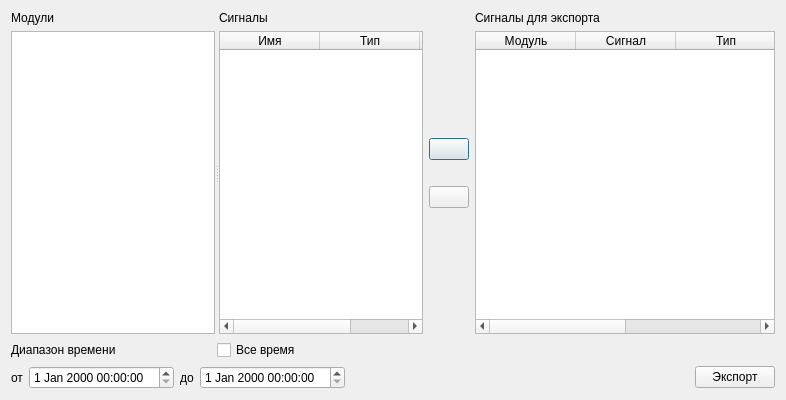
Tyill/SVisual, file src/SVExportPanel/forms/exportPanel.ui: the form before one commit.
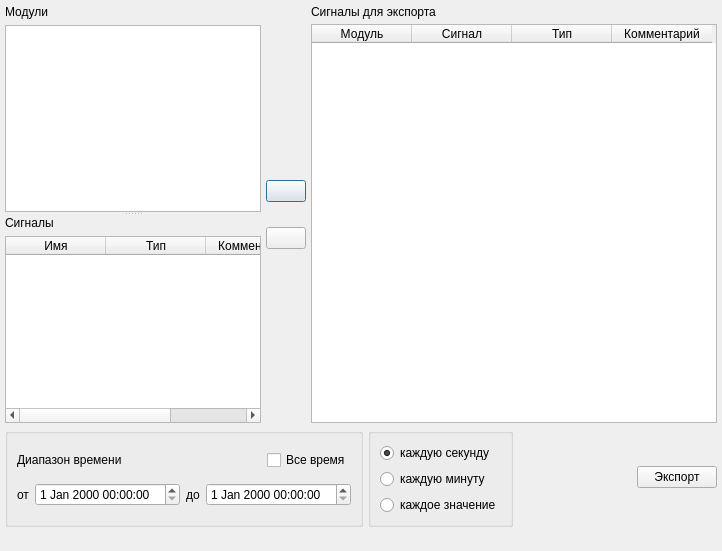
The form after the commit. Icons and pictures are not drawn.

Commit message: -debug export panel

Patch:
```diff
--- a/src/SVExportPanel/forms/exportPanel.ui
+++ b/src/SVExportPanel/forms/exportPanel.ui
@@ -6,8 +6,8 @@
    <rect>
     <x>0</x>
     <y>0</y>
-    <width>786</width>
-    <height>400</height>
+    <width>722</width>
+    <height>551</height>
    </rect>
   </property>
   <property name="maximumSize">
@@ -20,12 +20,27 @@
    <string>Экспорт данных</string>
   </property>
   <layout class="QVBoxLayout" name="verticalLayout_5">
+   <property name="spacing">
+    <number>5</number>
+   </property>
+   <property name="leftMargin">
+    <number>5</number>
+   </property>
+   <property name="topMargin">
+    <number>5</number>
+   </property>
+   <property name="rightMargin">
+    <number>5</number>
+   </property>
+   <property name="bottomMargin">
+    <number>5</number>
+   </property>
    <item>
     <layout class="QHBoxLayout" name="horizontalLayout_3">
      <item>
       <widget class="QSplitter" name="splitter">
        <property name="orientation">
-        <enum>Qt::Horizontal</enum>
+        <enum>Qt::Vertical</enum>
        </property>
        <widget class="QWidget" name="layoutWidget">
         <layout class="QVBoxLayout" name="verticalLayout">
@@ -41,7 +56,7 @@
          </item>
         </layout>
        </widget>
-       <widget class="QWidget" name="layoutWidget">
+       <widget class="QWidget" name="">
         <layout class="QVBoxLayout" name="verticalLayout_2">
          <item>
           <widget class="QLabel" name="label_2">
@@ -203,20 +218,35 @@
     </layout>
    </item>
    <item>
+    <layout class="QHBoxLayout" name="horizontalLayout_4">
+     <item>
+      <widget class="QGroupBox" name="groupBox_2">
+       <property name="title">
+        <string/>
+       </property>
+       <layout class="QVBoxLayout" name="verticalLayout_8">
+        <item>
     <layout class="QHBoxLayout" name="horizontalLayout_2">
      <item>
       <widget class="QLabel" name="label_6">
-       <property name="minimumSize">
-        <size>
-         <width>200</width>
-         <height>0</height>
-        </size>
-       </property>
        <property name="text">
         <string>Диапазон времени</string>
        </property>
       </widget>
      </item>
+          <item>
+           <spacer name="horizontalSpacer_2">
+            <property name="orientation">
+             <enum>Qt::Horizontal</enum>
+            </property>
+            <property name="sizeHint" stdset="0">
+             <size>
+              <width>40</width>
+              <height>20</height>
+             </size>
+            </property>
+           </spacer>
+          </item>
      <item>
       <widget class="QCheckBox" name="chbAllTime">
        <property name="text">
@@ -224,19 +254,6 @@
        </property>
       </widget>
      </item>
-     <item>
-      <spacer name="horizontalSpacer_2">
-       <property name="orientation">
-        <enum>Qt::Horizontal</enum>
-       </property>
-       <property name="sizeHint" stdset="0">
-        <size>
-         <width>40</width>
-         <height>20</height>
-        </size>
-       </property>
-      </spacer>
-     </item>
     </layout>
    </item>
    <item>
@@ -261,8 +278,46 @@
      <item>
       <widget class="QDateTimeEdit" name="dTimeEnd"/>
      </item>
+         </layout>
+        </item>
+       </layout>
+      </widget>
+     </item>
      <item>
-      <spacer name="horizontalSpacer_3">
+      <widget class="QGroupBox" name="groupBox">
+       <property name="title">
+        <string/>
+       </property>
+       <layout class="QVBoxLayout" name="verticalLayout_6">
+        <item>
+         <widget class="QRadioButton" name="rbtnEverySec">
+          <property name="text">
+           <string>каждую секунду</string>
+          </property>
+          <property name="checked">
+           <bool>true</bool>
+          </property>
+         </widget>
+        </item>
+        <item>
+         <widget class="QRadioButton" name="rbtnEveryMin">
+          <property name="text">
+           <string>каждую минуту</string>
+          </property>
+         </widget>
+        </item>
+        <item>
+         <widget class="QRadioButton" name="rbtnEveryVal">
+          <property name="text">
+           <string>каждое значение</string>
+          </property>
+         </widget>
+        </item>
+       </layout>
+      </widget>
+     </item>
+     <item>
+      <spacer name="horizontalSpacer">
        <property name="orientation">
         <enum>Qt::Horizontal</enum>
        </property>
@@ -274,13 +329,6 @@
        </property>
       </spacer>
      </item>
-     <item>
-      <widget class="QLabel" name="lbMessage">
-       <property name="text">
-        <string/>
-       </property>
-      </widget>
-     </item>
      <item>
       <widget class="QPushButton" name="btnExport">
        <property name="text">
@@ -290,6 +338,19 @@
      </item>
     </layout>
    </item>
+   <item>
+    <widget class="QLabel" name="lbMessage">
+     <property name="text">
+      <string/>
+     </property>
+     <property name="alignment">
+      <set>Qt::AlignBottom|Qt::AlignLeading|Qt::AlignLeft</set>
+     </property>
+     <property name="wordWrap">
+      <bool>false</bool>
+     </property>
+    </widget>
+   </item>
   </layout>
  </widget>
  <resources>
```
Left out of the diff: 6 changed lines with no effect on the pictures. Lines whose indentation alone changed are shown as unchanged. The commit also changes 56 other files.
